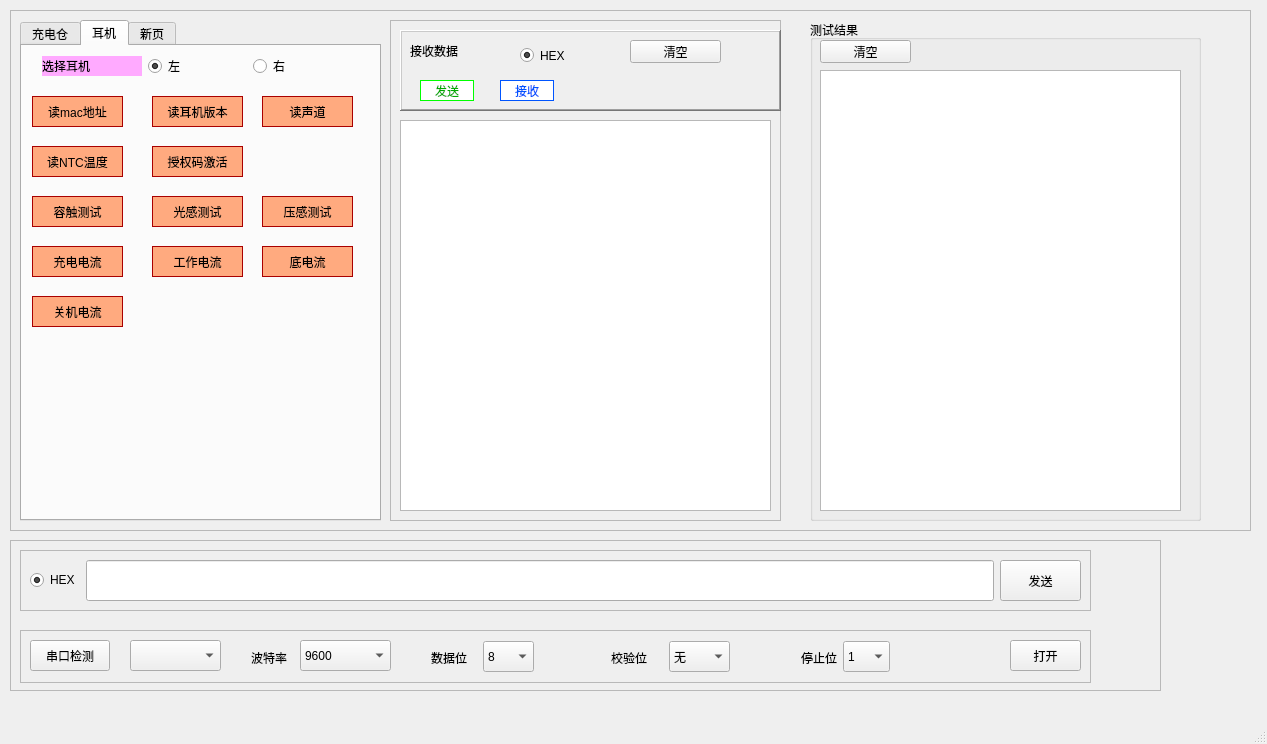
Old version of the form mainwindow.ui in the repository LinZephyr/mew_tw200_test.
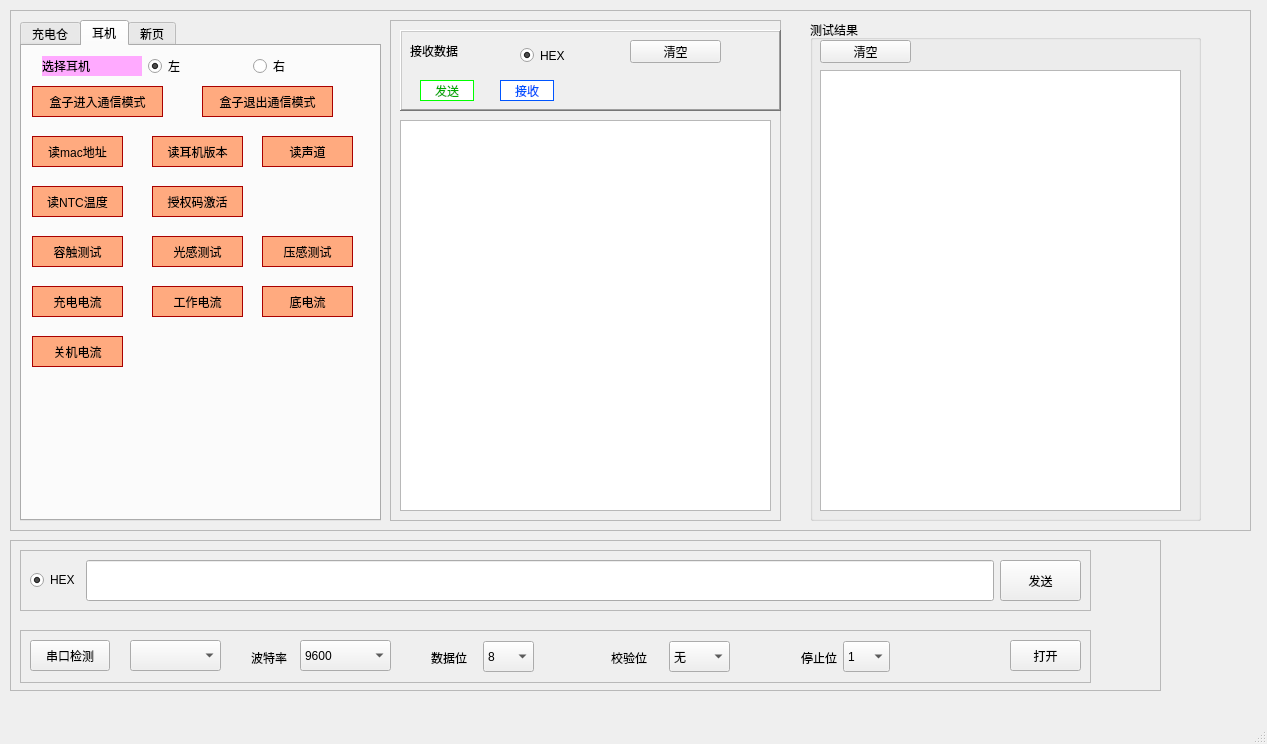
New version of the form. Icons and pictures are not drawn.

Commit message: <feat>  增加盒子进入/退出通信模式按钮,并实现功能.

The edit to the form file:
```diff
--- a/mainwindow.ui
+++ b/mainwindow.ui
@@ -328,7 +328,7 @@
        <property name="geometry">
         <rect>
          <x>10</x>
-         <y>50</y>
+         <y>90</y>
          <width>91</width>
          <height>31</height>
         </rect>
@@ -390,7 +390,7 @@
        <property name="geometry">
         <rect>
          <x>130</x>
-         <y>50</y>
+         <y>90</y>
          <width>91</width>
          <height>31</height>
         </rect>
@@ -411,7 +411,7 @@
        <property name="geometry">
         <rect>
          <x>240</x>
-         <y>50</y>
+         <y>90</y>
          <width>91</width>
          <height>31</height>
         </rect>
@@ -432,7 +432,7 @@
        <property name="geometry">
         <rect>
          <x>10</x>
-         <y>100</y>
+         <y>140</y>
          <width>91</width>
          <height>31</height>
         </rect>
@@ -453,7 +453,7 @@
        <property name="geometry">
         <rect>
          <x>130</x>
-         <y>100</y>
+         <y>140</y>
          <width>91</width>
          <height>31</height>
         </rect>
@@ -474,7 +474,7 @@
        <property name="geometry">
         <rect>
          <x>10</x>
-         <y>150</y>
+         <y>190</y>
          <width>91</width>
          <height>31</height>
         </rect>
@@ -495,7 +495,7 @@
        <property name="geometry">
         <rect>
          <x>130</x>
-         <y>150</y>
+         <y>190</y>
          <width>91</width>
          <height>31</height>
         </rect>
@@ -516,7 +516,7 @@
        <property name="geometry">
         <rect>
          <x>240</x>
-         <y>150</y>
+         <y>190</y>
          <width>91</width>
          <height>31</height>
         </rect>
@@ -537,7 +537,7 @@
        <property name="geometry">
         <rect>
          <x>10</x>
-         <y>200</y>
+         <y>240</y>
          <width>91</width>
          <height>31</height>
         </rect>
@@ -558,7 +558,7 @@
        <property name="geometry">
         <rect>
          <x>130</x>
-         <y>200</y>
+         <y>240</y>
          <width>91</width>
          <height>31</height>
         </rect>
@@ -579,7 +579,7 @@
        <property name="geometry">
         <rect>
          <x>240</x>
-         <y>200</y>
+         <y>240</y>
          <width>91</width>
          <height>31</height>
         </rect>
@@ -600,7 +600,7 @@
        <property name="geometry">
         <rect>
          <x>10</x>
-         <y>250</y>
+         <y>290</y>
          <width>91</width>
          <height>31</height>
         </rect>
@@ -617,6 +617,48 @@
         <string>关机电流</string>
        </property>
       </widget>
+      <widget class="QPushButton" name="chgbox_enter_com_mode">
+       <property name="geometry">
+        <rect>
+         <x>10</x>
+         <y>40</y>
+         <width>131</width>
+         <height>31</height>
+        </rect>
+       </property>
+       <property name="styleSheet">
+        <string notr="true">color: rgb(0, 0, 0);
+background-color: rgb(255, 170, 127);
+border-color: rgb(170, 0, 0);
+font: 10pt &quot;黑体&quot;;
+border-style: solid;
+border-width: 1px;</string>
+       </property>
+       <property name="text">
+        <string>盒子进入通信模式</string>
+       </property>
+      </widget>
+      <widget class="QPushButton" name="chgbox_exit_com_mode_2">
+       <property name="geometry">
+        <rect>
+         <x>180</x>
+         <y>40</y>
+         <width>131</width>
+         <height>31</height>
+        </rect>
+       </property>
+       <property name="styleSheet">
+        <string notr="true">color: rgb(0, 0, 0);
+background-color: rgb(255, 170, 127);
+border-color: rgb(170, 0, 0);
+font: 10pt &quot;黑体&quot;;
+border-style: solid;
+border-width: 1px;</string>
+       </property>
+       <property name="text">
+        <string>盒子退出通信模式</string>
+       </property>
+      </widget>
      </widget>
      <widget class="QWidget" name="tab">
       <attribute name="title">
```
The commit also changes 2 other files.
